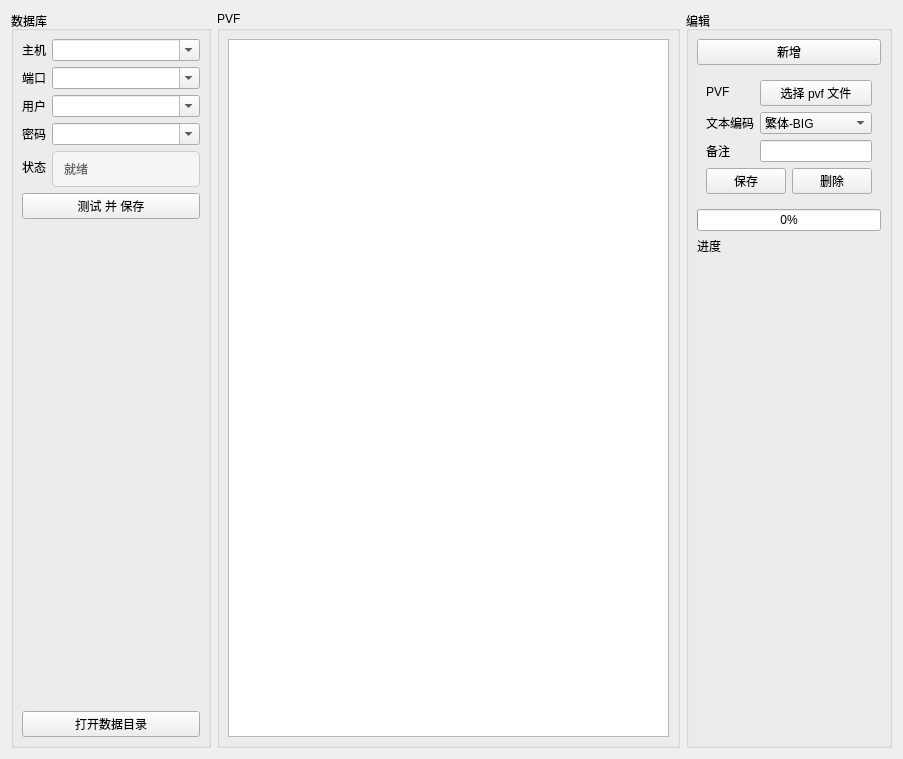
First picture: the form in ui/components/settings/settings.ui, repository evrins/dnf-gm-tool, before the edit.
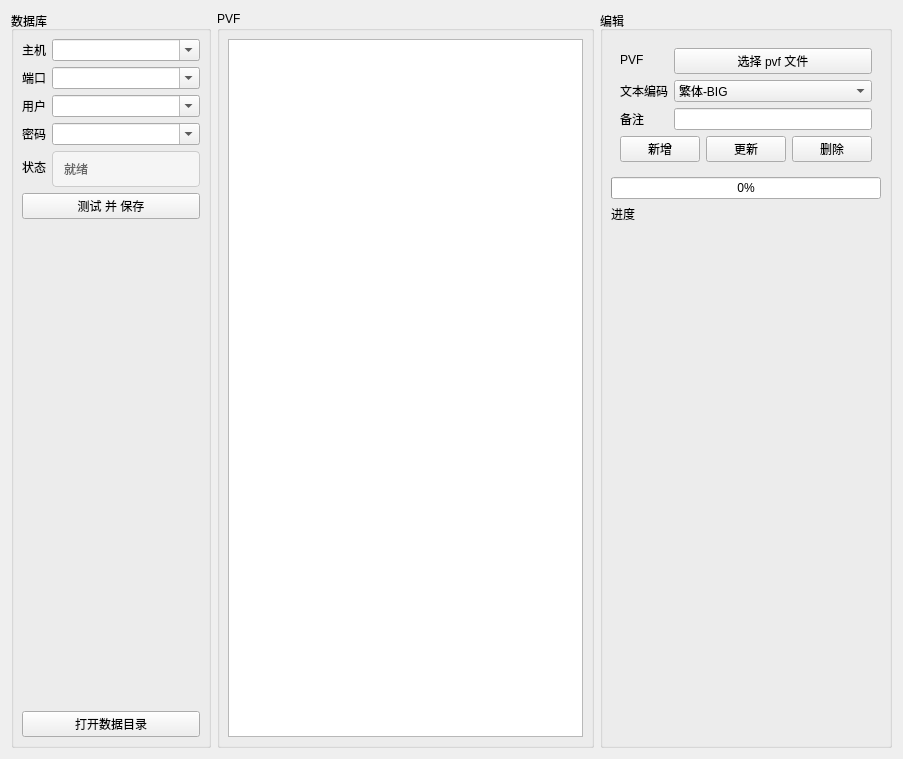
Second picture: the form after the edit.

Commit message: refactor: add button to add pvf

Patch:
```diff
--- a/ui/components/settings/settings.ui
+++ b/ui/components/settings/settings.ui
@@ -253,13 +253,6 @@
       <property name="bottomMargin">
        <number>8</number>
       </property>
-      <item>
-       <widget class="QPushButton" name="add_new">
-        <property name="text">
-         <string>新增</string>
-        </property>
-       </widget>
-      </item>
       <item>
        <widget class="QWidget" name="widget" native="true">
         <property name="sizePolicy">
@@ -344,7 +337,14 @@
             <item>
              <widget class="QPushButton" name="save_pvf_btn">
               <property name="text">
-               <string>保存</string>
+               <string>新增</string>
+              </property>
+             </widget>
+            </item>
+            <item>
+             <widget class="QPushButton" name="update_pfv_btn">
+              <property name="text">
+               <string>更新</string>
               </property>
              </widget>
             </item>
```
Left out of the diff: 2 changed lines with no effect on the pictures. The commit also changes 2 other files.
